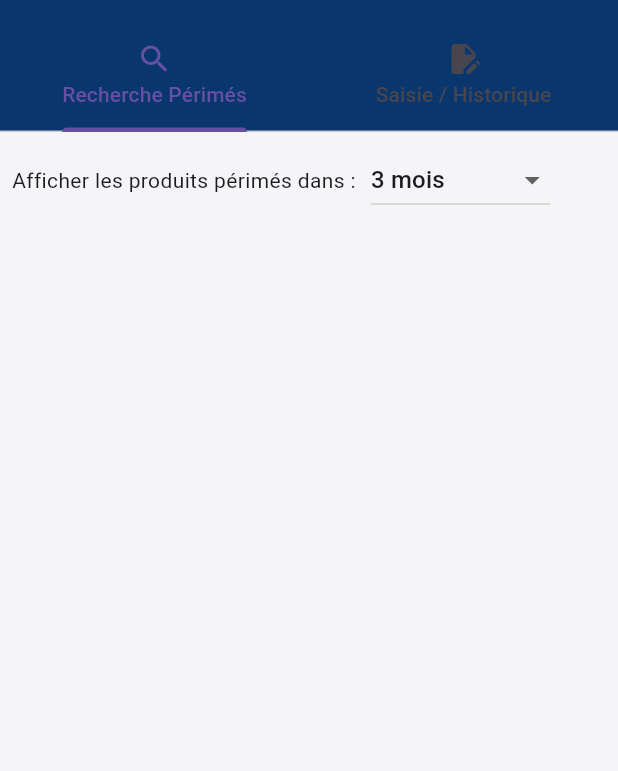
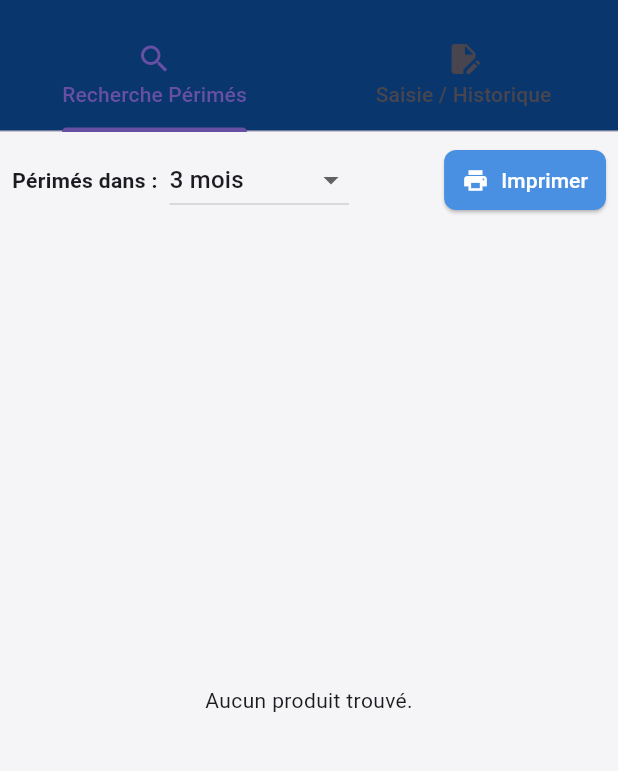
Before and after one commit to airm5500/prestige_vente_app, a Flutter app: the PerimeMainScreen screen opened directly, on a phone screen of 412 x 824 dp, the part 63-834 px from its top. Run offline on Flutter 3.47's test engine with Material 3 defaults, Android fonts, the phone set to English and light mode, and no system bars; our stand-ins replace barcode_widget, cookie_jar, dio, dio_cookie_manager, fl_chart, pdf and 3 more; missing offline and left inert: sunmi_printer_plus; accounts and stored records are empty; network calls fail.

Commit message:
impression perimes

```diff
--- a/lib/screens/perimes/tabs/recherche_perimes_tab.dart
+++ b/lib/screens/perimes/tabs/recherche_perimes_tab.dart
@@ -1,8 +1,8 @@
 // lib/screens/perimes/tabs/recherche_perimes_tab.dart
-// 09/11/2025 17:30
 import 'package:flutter/material.dart';
 import 'package:prestige_vente_app/api/models/perime_models.dart';
 import 'package:prestige_vente_app/providers/perime_provider.dart';
+import 'package:prestige_vente_app/services/pdf_service.dart';
 import 'package:prestige_vente_app/utils/constants.dart';
 import 'package:provider/provider.dart';
 
@@ -14,12 +14,49 @@ class RecherchePerimesTab extends StatefulWidget {
 }
 
 class _RecherchePerimesTabState extends State<RecherchePerimesTab> {
+  bool _isPrinting = false;
+
   @override
   void initState() {
     super.initState();
     WidgetsBinding.instance.addPostFrameCallback((_) {
       Provider.of<PerimeProvider>(context, listen: false).loadProduitsPerimes();
     });
+  }
+
+  Future<void> _handlePrint() async {
+    final provider = Provider.of<PerimeProvider>(context, listen: false);
+    if (provider.produitsPerimesList.isEmpty) {
+      ScaffoldMessenger.of(context).showSnackBar(const SnackBar(content: Text("Aucune donnée à imprimer")));
+      return;
+    }
+
+    setState(() => _isPrinting = true);
+
+    try {
+      // 1. Déterminer le texte du filtre
+      final int nbreMois = provider.nbreMoisFilter;
+      final String filterText = nbreMois == 0
+          ? "Produits déjà périmés"
+          : "Périmés dans les $nbreMois mois";
+
+      // 2. Récupérer les totaux (avec sécurité null)
+      final int totalAchat = provider.metaData?.totalValeurAchat ?? 0;
+      final int totalVente = provider.metaData?.totalValeurVente ?? 0;
+
+      // 3. Appel de la méthode mise à jour
+      await PdfService().generateAndPrintPerimesReport(
+        provider.produitsPerimesList,
+        filterText,
+        totalAchat: totalAchat,
+        totalVente: totalVente,
+      );
+
+    } catch (e) {
+      ScaffoldMessenger.of(context).showSnackBar(SnackBar(content: Text("Erreur impression: $e")));
+    } finally {
+      if (mounted) setState(() => _isPrinting = false);
+    }
   }
 
   void _showDetailDialog(ProduitPerime produit) {
@@ -75,15 +112,29 @@ class _RecherchePerimesTabState extends State<RecherchePerimesTab> {
     return Consumer<PerimeProvider>(
       builder: (context, provider, child) {
         final meta = provider.metaData;
+
+        if (provider.isLoading) {
+          return const Center(
+            child: Column(
+              mainAxisAlignment: MainAxisAlignment.center,
+              children: [
+                CircularProgressIndicator(),
+                SizedBox(height: 16),
+                Text("Chargement des produits périmés..."),
+              ],
+            ),
+          );
+        }
+
         return Column(
           children: [
-            // Filtre Nbre Mois
+            // Barre d'outils
             Padding(
               padding: const EdgeInsets.all(8.0),
               child: Row(
                 children: [
-                  const Text('Afficher les produits périmés dans :'),
-                  const SizedBox(width: 10),
+                  const Text('Périmés dans :', style: TextStyle(fontWeight: FontWeight.bold)),
+                  const SizedBox(width: 8),
                   DropdownButton<int>(
                     value: provider.nbreMoisFilter,
                     items: [0, 1, 2, 3, 6, 12]
@@ -98,22 +149,38 @@ class _RecherchePerimesTabState extends State<RecherchePerimesTab> {
                       }
                     },
                   ),
+                  const Spacer(),
+                  _isPrinting
+                      ? const SizedBox(
+                      width: 24,
+                      height: 24,
+                      child: CircularProgressIndicator(strokeWidth: 2)
+                  )
+                      : ElevatedButton.icon(
+                    onPressed: _handlePrint,
+                    icon: const Icon(Icons.print, size: 18),
+                    label: const Text("Imprimer"),
+                    style: ElevatedButton.styleFrom(
+                      padding: const EdgeInsets.symmetric(horizontal: 12, vertical: 8),
+                    ),
+                  ),
                 ],
               ),
             ),
 
-            // Résumé (MetaData)
+            // Résumé
             if (meta != null && provider.produitsPerimesList.isNotEmpty)
               Card(
                 color: Colors.blue.shade50,
+                margin: const EdgeInsets.symmetric(horizontal: 8, vertical: 4),
                 child: Padding(
-                  padding: const EdgeInsets.all(8.0),
+                  padding: const EdgeInsets.all(12.0),
                   child: Row(
                     mainAxisAlignment: MainAxisAlignment.spaceAround,
                     children: [
                       _buildMetaStat('Qté Totale', meta.totalQuantiteLot),
-                      _buildMetaStat('Valeur Achat', meta.totalValeurAchat),
-                      _buildMetaStat('Valeur Vente', meta.totalValeurVente),
+                      _buildMetaStat('Val. Achat', meta.totalValeurAchat),
+                      _buildMetaStat('Val. Vente', meta.totalValeurVente),
                     ],
                   ),
                 ),
@@ -121,15 +188,17 @@ class _RecherchePerimesTabState extends State<RecherchePerimesTab> {
 
             // Liste
             Expanded(
-              child: provider.isLoading
-                  ? const Center(child: CircularProgressIndicator())
+              child: provider.produitsPerimesList.isEmpty
+                  ? const Center(child: Text("Aucun produit trouvé."))
                   : RefreshIndicator(
                 onRefresh: () => provider.loadProduitsPerimes(),
                 child: ListView.builder(
+                  padding: const EdgeInsets.only(bottom: 80),
                   itemCount: provider.produitsPerimesList.length,
                   itemBuilder: (context, index) {
                     final produit = provider.produitsPerimesList[index];
                     return Card(
+                      margin: const EdgeInsets.symmetric(horizontal: 8, vertical: 4),
                       color: produit.statut.contains('Périmé il y a') ? Colors.red.shade50 : null,
                       child: ListTile(
                         title: Text(produit.libelle, style: const TextStyle(fontWeight: FontWeight.bold)),
@@ -137,12 +206,19 @@ class _RecherchePerimesTabState extends State<RecherchePerimesTab> {
                           'CIP: ${produit.codeCip} | Lot: ${produit.numLot}\nDate: ${produit.datePerement} (Qté: ${produit.quantiteLot})',
                         ),
                         isThreeLine: true,
-                        trailing: Text(
-                          produit.statut,
-                          style: TextStyle(
-                            color: produit.statut.contains('Périmé il y a') ? AppColors.error : Colors.orange.shade700,
-                            fontWeight: FontWeight.bold,
-                          ),
+                        trailing: Column(
+                          mainAxisAlignment: MainAxisAlignment.center,
+                          crossAxisAlignment: CrossAxisAlignment.end,
+                          children: [
+                            Text(
+                              produit.statut,
+                              style: TextStyle(
+                                color: produit.statut.contains('Périmé il y a') ? AppColors.error : Colors.orange.shade700,
+                                fontWeight: FontWeight.bold,
+                                fontSize: 12,
+                              ),
+                            ),
+                          ],
                         ),
                         onTap: () => _showDetailDialog(produit),
                       ),
```
Also changed, not shown: lib/services/pdf_service.dart (+227 -127 lines).
